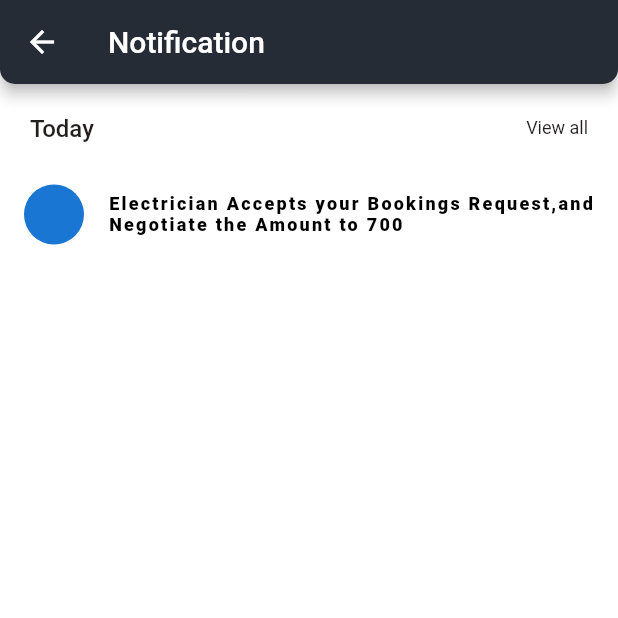
After one commit to TL-TECHNOLOGIES-PRIVATE-LIMITED/tl-everyhome-mobile, a Flutter app: the NotificationScreen screen opened by its route, on a phone screen of 412 x 824 dp, the top half of it. The commit adds this screen. Run offline on Flutter 3.47's test engine with Material 2 defaults, Android fonts, the phone set to English and light mode, and no system bars; our stand-ins replace flutter_screenutil, flutter_svg, material_design_icons_flutter, pinput.

Commit message:
Notification Screen

```diff
--- a/lib/presentation/main_app.dart
+++ b/lib/presentation/main_app.dart
@@ -5,6 +5,7 @@ import 'package:every_home/presentation/login/reset_password_screen/reset_passwo
 import 'package:every_home/presentation/login/sign_in_screen/sign_in_screen.dart';
 import 'package:every_home/presentation/login/sign_up_screen/sign_up_screen.dart';
 import 'package:every_home/presentation/modules/customer/home_screen/home_screen.dart';
+import 'package:every_home/presentation/notification_screen/notification_screen.dart';
 import 'package:every_home/presentation/splash/onboarding.dart';
 import 'package:every_home/presentation/splash/splash_screen.dart';
 import 'package:flutter/material.dart';
@@ -34,6 +35,7 @@ class MainApp extends StatelessWidget {
               '/reset_password_screen': (context) =>
                   const ResetPasswordScreen(),
               '/customer_home_screen': (context) => const CusHomeScreen(),
+              '/notification_screen': (context) => const NotificationScreen(),
             },
           );
         });
--- a/lib/presentation/modules/customer/home_screen/home_screen.dart
+++ b/lib/presentation/modules/customer/home_screen/home_screen.dart
@@ -84,6 +84,10 @@ class CusHomeScreen extends StatelessWidget {
             actions: [
               Padding(
                 padding: const EdgeInsets.symmetric(horizontal: 20),
+                child: GestureDetector(
+                  onTap: () {
+                    Navigator.of(context).pushNamed('/notification_screen');
+                  },
                   child: Container(
                     decoration: const BoxDecoration(
                       shape: BoxShape.circle,
@@ -93,8 +97,9 @@ class CusHomeScreen extends StatelessWidget {
                     ),
                     child: Padding(
                       padding: const EdgeInsets.all(8.0),
-                    child:
-                        SvgPicture.asset('assets/icons/notification_icon.svg'),
+                      child: SvgPicture.asset(
+                          'assets/icons/notification_icon.svg'),
+                    ),
                   ),
                 ),
               ),
--- /dev/null
+++ b/lib/presentation/notification_screen/notification_screen.dart
@@ -0,0 +1,31 @@
+import 'package:every_home/presentation/notification_screen/widgets/notification_view_all_badge.dart';
+import 'package:flutter/material.dart';
+
+class NotificationScreen extends StatelessWidget {
+  const NotificationScreen({super.key});
+
+  @override
+  Widget build(BuildContext context) {
+    return Scaffold(
+      appBar: AppBar(
+        title: const Text('Notification'),
+      ),
+      body: ListView(
+        children: [
+          NotificationViewAllBadge(
+            searchTitle: 'Today',
+            viewAll: 'View all',
+            onPress: () {},
+          ),
+          const ListTile(
+            leading: CircleAvatar(),
+            title: Text(
+              'Electrician Accepts your Bookings Request,and Negotiate the Amount to 700',
+              style: TextStyle(color: Colors.black),
+            ),
+          )
+        ],
+      ),
+    );
+  }
+}
--- /dev/null
+++ b/lib/presentation/notification_screen/widgets/notification_view_all_badge.dart
@@ -0,0 +1,45 @@
+
+import 'package:flutter/material.dart';
+
+class NotificationViewAllBadge extends StatelessWidget {
+  const NotificationViewAllBadge({
+    super.key,
+    required this.searchTitle,
+    this.onPress,
+    this.viewAll,
+  });
+  final String searchTitle;
+  final void Function()? onPress;
+  final String? viewAll;
+
+  @override
+  Widget build(BuildContext context) {
+    return Padding(
+      padding: const EdgeInsets.symmetric(horizontal: 20.0, vertical: 20),
+      child: Row(
+        mainAxisAlignment: MainAxisAlignment.spaceBetween,
+        children: [
+          Text(
+            searchTitle,
+            style: const TextStyle(
+              color: Color(0xff231E1E),
+              fontSize: 16,
+              fontWeight: FontWeight.w500,
+            ),
+          ),
+          GestureDetector(
+            onTap: onPress,
+            child: Text(
+              viewAll ?? '',
+              style: const TextStyle(
+                color: Color(0xff231E1E),
+                fontSize: 12,
+                fontWeight: FontWeight.w400,
+              ),
+            ),
+          ),
+        ],
+      ),
+    );
+  }
+}
```
Lines whose indentation alone changed are shown as unchanged.
